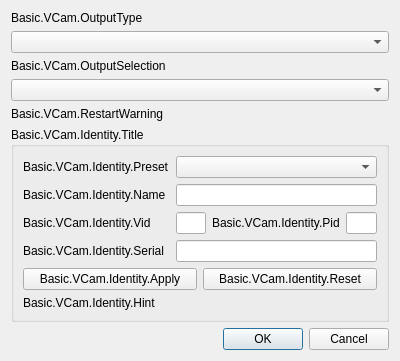
Above: frontend/forms/OBSBasicVCamConfig.ui from vibecoder11200/obs-studio before the change. Below: the same form after it.
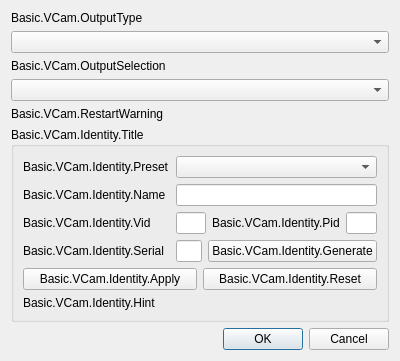
That is the form after the change.

Commit message: virtualcam: add 12 real-camera presets with per-vendor serial generator

```diff
--- a/frontend/forms/OBSBasicVCamConfig.ui
+++ b/frontend/forms/OBSBasicVCamConfig.ui
@@ -117,11 +117,22 @@
        </widget>
       </item>
       <item row="3" column="1">
+       <layout class="QHBoxLayout" name="identitySerialLayout">
+        <item>
        <widget class="QLineEdit" name="identitySerial">
         <property name="maxLength">
-         <number>15</number>
-        </property>
-       </widget>
+           <number>32</number>
+          </property>
+         </widget>
+        </item>
+        <item>
+         <widget class="QPushButton" name="identityGenerate">
+          <property name="text">
+           <string>Basic.VCam.Identity.Generate</string>
+          </property>
+         </widget>
+        </item>
+       </layout>
       </item>
       <item row="4" column="0" colspan="2">
        <layout class="QHBoxLayout" name="identityButtonsLayout">
```
Lines whose indentation alone changed are shown as unchanged. The commit also changes 26 other files.
